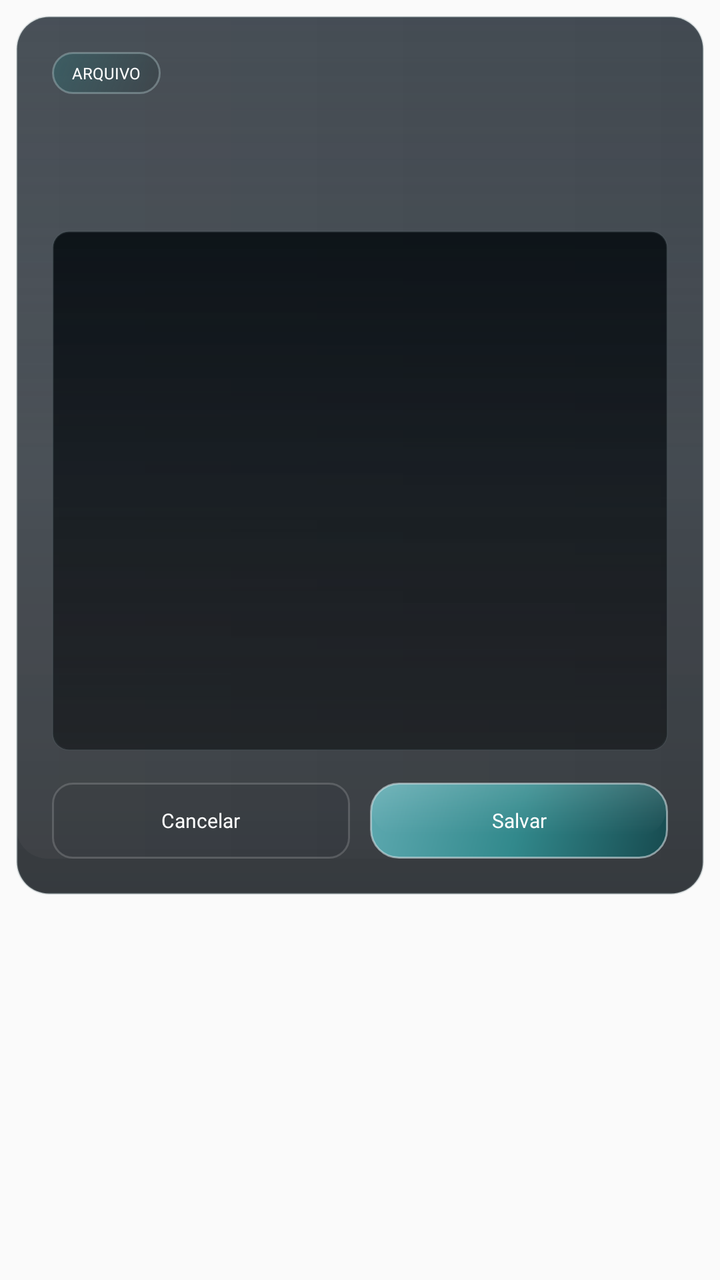
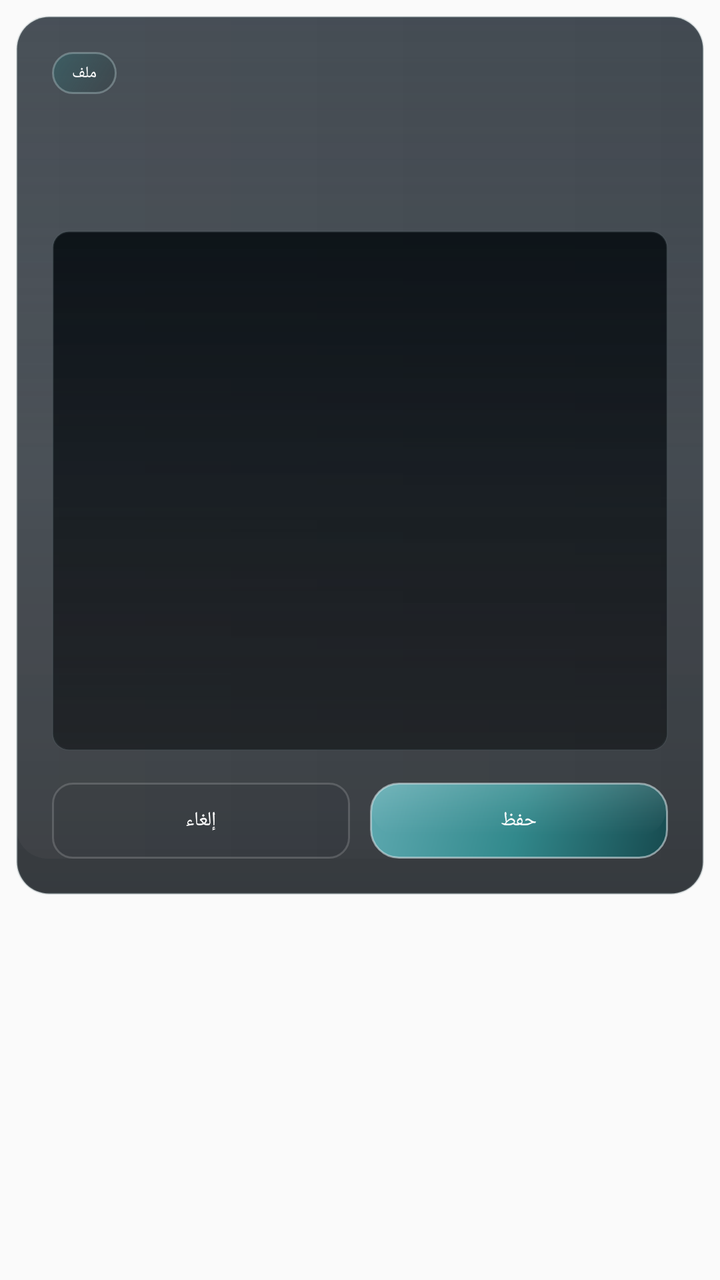

Screens rendered from an Android XML layout before and after an edit, with the pre-edit source and the edit as a unified diff.
<!-- AndroidManifest.xml: application theme Theme.AppCompat.Light.NoActionBar.FullScreen -->
<!-- res/layout/dialog_host_file_editor.xml -->
<?xml version="1.0" encoding="utf-8"?>
<FrameLayout xmlns:android="http://schemas.android.com/apk/res/android"
    android:layout_width="match_parent"
    android:layout_height="wrap_content"
    android:padding="8dp">

    <LinearLayout
        android:layout_width="match_parent"
        android:layout_height="wrap_content"
        android:background="@drawable/home_panel_surface"
        android:orientation="vertical"
        android:padding="18dp">

        <TextView
            android:layout_width="wrap_content"
            android:layout_height="wrap_content"
            android:background="@drawable/home_news_badge"
            android:fontFamily="@font/montserrat_bold"
            android:paddingStart="10dp"
            android:paddingTop="5dp"
            android:paddingEnd="10dp"
            android:paddingBottom="5dp"
            android:text="Arquivo"
            android:textAllCaps="true"
            android:textColor="@android:color/white"
            android:textSize="8sp" />

        <TextView
            android:id="@+id/dialog_host_file_title"
            android:layout_width="match_parent"
            android:layout_height="wrap_content"
            android:layout_marginTop="12dp"
            android:fontFamily="@font/montserrat_black"
            android:textColor="@android:color/white"
            android:textSize="18sp" />

        <TextView
            android:id="@+id/dialog_host_file_path"
            android:layout_width="match_parent"
            android:layout_height="wrap_content"
            android:layout_marginTop="6dp"
            android:fontFamily="@font/montserrat_medium"
            android:textColor="@color/launcher_text_secondary"
            android:textSize="8.5sp" />

        <EditText
            android:id="@+id/dialog_host_file_editor"
            android:layout_width="match_parent"
            android:layout_height="260dp"
            android:layout_marginTop="14dp"
            android:background="@drawable/launcher_console_surface"
            android:fontFamily="monospace"
            android:gravity="start|top"
            android:inputType="textMultiLine"
            android:padding="12dp"
            android:scrollbars="vertical"
            android:textColor="@android:color/white"
            android:textSize="9sp" />

        <LinearLayout
            android:layout_width="match_parent"
            android:layout_height="wrap_content"
            android:layout_marginTop="16dp"
            android:orientation="horizontal">

            <TextView
                android:id="@+id/dialog_host_file_cancel"
                android:layout_width="0dp"
                android:layout_height="38dp"
                android:layout_weight="1"
                android:background="@drawable/home_action_text_button"
                android:fontFamily="@font/montserrat_bold"
                android:gravity="center"
                android:text="Cancelar"
                android:textColor="@android:color/white"
                android:textSize="10sp" />

            <TextView
                android:id="@+id/dialog_host_file_save"
                android:layout_width="0dp"
                android:layout_height="38dp"
                android:layout_marginStart="10dp"
                android:layout_weight="1"
                android:background="@drawable/home_server_select_button"
                android:fontFamily="@font/montserrat_bold"
                android:gravity="center"
                android:text="Salvar"
                android:textColor="@android:color/white"
                android:textSize="10sp" />
        </LinearLayout>
    </LinearLayout>

</FrameLayout>
<!-- resources referenced by this layout -->
<resources>
  <color name="launcher_text_secondary">#D4DEE4</color>
  <!-- drawable home_action_text_button (drawable) -->
  <?xml version="1.0" encoding="utf-8"?>
  <shape xmlns:android="http://schemas.android.com/apk/res/android"
      android:shape="rectangle">
      <solid android:color="#140F141A" />
      <corners android:radius="10dp" />
      <stroke
          android:width="1dp"
          android:color="#2AFFFFFF" />
  </shape>
  <!-- drawable home_news_badge (drawable) -->
  <?xml version="1.0" encoding="utf-8"?>
  <shape xmlns:android="http://schemas.android.com/apk/res/android"
      android:shape="rectangle">
      <gradient
          android:angle="315"
          android:startColor="#6C2D6F73"
          android:endColor="#33192325" />
      <corners android:radius="10dp" />
      <stroke
          android:width="1dp"
          android:color="#5DBBD4D5" />
  </shape>
  <!-- drawable home_server_select_button (drawable) -->
  <?xml version="1.0" encoding="utf-8"?>
  <layer-list xmlns:android="http://schemas.android.com/apk/res/android">
      <item android:top="2dp">
          <shape android:shape="rectangle">
              <solid android:color="#50101920" />
              <corners android:radius="14dp" />
          </shape>
      </item>
      <item>
          <shape android:shape="rectangle">
              <gradient
                  android:angle="315"
                  android:startColor="#5EA9B0"
                  android:centerColor="@color/launcher_accent_teal"
                  android:endColor="@color/launcher_accent_teal_dark" />
              <corners android:radius="14dp" />
              <stroke
                  android:width="1dp"
                  android:color="#92DAE8EC" />
          </shape>
      </item>
      <item
          android:left="1dp"
          android:top="1dp"
          android:right="1dp"
          android:bottom="12dp">
          <shape android:shape="rectangle">
              <gradient
                  android:angle="270"
                  android:startColor="#24EFFFFF"
                  android:centerColor="#10FFFFFF"
                  android:endColor="#00FFFFFF" />
              <corners android:radius="13dp" />
          </shape>
      </item>
  </layer-list>
  <!-- drawable launcher_console_surface (drawable) -->
  <?xml version="1.0" encoding="utf-8"?>
  <layer-list xmlns:android="http://schemas.android.com/apk/res/android">
      <item>
          <shape android:shape="rectangle">
              <gradient
                  android:angle="270"
                  android:startColor="#EC090F14"
                  android:centerColor="#D6070C11"
                  android:endColor="#C0030609" />
              <corners android:radius="8dp" />
              <stroke
                  android:width="1dp"
                  android:color="#315B6970" />
          </shape>
      </item>
      <item
          android:left="1dp"
          android:top="1dp"
          android:right="1dp"
          android:bottom="1dp">
          <shape android:shape="rectangle">
              <gradient
                  android:angle="90"
                  android:startColor="#10FFFFFF"
                  android:endColor="#00FFFFFF" />
              <corners android:radius="7dp" />
          </shape>
      </item>
  </layer-list>
  <style name="Theme.AppCompat.Light.NoActionBar.FullScreen" parent="@style/Theme.AppCompat.Light.NoActionBar">
          <item name="android:windowNoTitle">true</item>
          <item name="android:windowActionBar">false</item>
          <item name="android:windowFullscreen">true</item>
          <item name="android:windowContentOverlay">@null</item>
          <item name="android:windowLayoutInDisplayCutoutMode">shortEdges</item>
      </style>
  <color name="launcher_panel_top">#E71B242D</color>
  <color name="launcher_panel_bottom">#D00A0F14</color>
  <color name="launcher_border_soft">#42798A91</color>
  <color name="launcher_accent_teal">#32898C</color>
  <color name="launcher_accent_teal_dark">#174A4F</color>
  <!-- unchanged entries left out for length: 1 -->
</resources>

<!-- the commit's change to res/layout/dialog_host_file_editor.xml (unified diff, before → after) -->
@@ -20,7 +20,7 @@
             android:paddingTop="5dp"
             android:paddingEnd="10dp"
             android:paddingBottom="5dp"
-            android:text="Arquivo"
+            android:text="ملف"
             android:textAllCaps="true"
             android:textColor="@android:color/white"
             android:textSize="8sp" />
@@ -71,7 +71,7 @@
                 android:background="@drawable/home_action_text_button"
                 android:fontFamily="@font/montserrat_bold"
                 android:gravity="center"
-                android:text="Cancelar"
+                android:text="إلغاء"
                 android:textColor="@android:color/white"
                 android:textSize="10sp" />
 
@@ -84,7 +84,7 @@
                 android:background="@drawable/home_server_select_button"
                 android:fontFamily="@font/montserrat_bold"
                 android:gravity="center"
-                android:text="Salvar"
+                android:text="حفظ"
                 android:textColor="@android:color/white"
                 android:textSize="10sp" />
         </LinearLayout>
